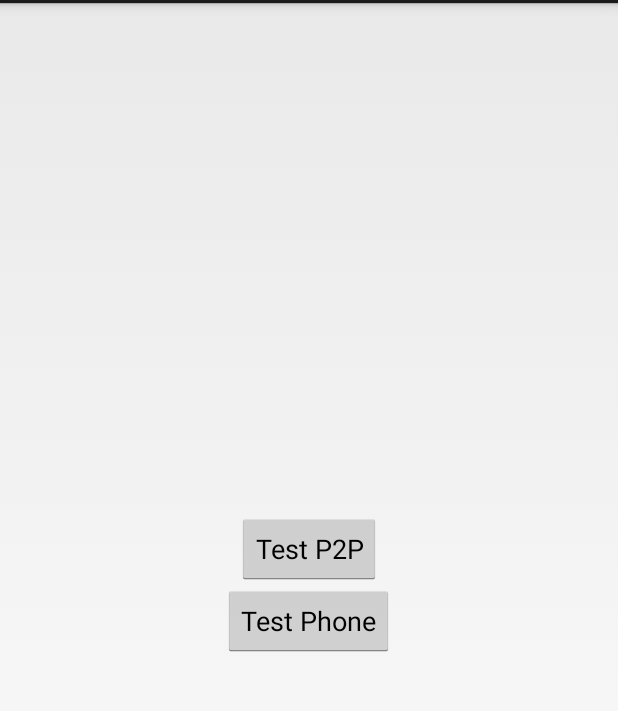
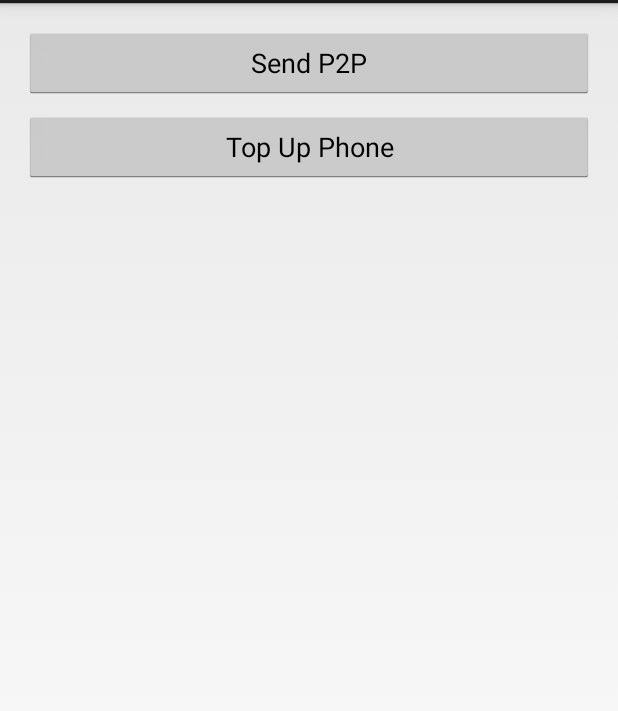
Before and after one commit to raqeta/yandex-money-sdk-android, an Android app: the screen it shows after launch (MainActivity), on a phone screen of 412 x 824 dp, the part 69-780 px from its top. Run offline under Robolectric (Android 15) with nearby library versions, the phone set to English and light mode, and no system bars.

Commit message:
Now you're able to send p2p to any user and top up any phone from sample app.

```diff
--- a/sample/src/main/AndroidManifest.xml
+++ b/sample/src/main/AndroidManifest.xml
@@ -9,6 +9,7 @@
         android:icon="@drawable/ic_launcher"
         android:label="@string/app_name"
         android:theme="@style/AppTheme" >
+
         <activity
             android:name="ru.yandex.money.android.sample.MainActivity"
             android:label="@string/app_name" >
@@ -18,6 +19,10 @@
                 <category android:name="android.intent.category.LAUNCHER" />
             </intent-filter>
         </activity>
+
+        <activity
+            android:name="ru.yandex.money.android.sample.PayActivity"/>
+
     </application>
 
 </manifest>
--- a/sample/src/main/java/ru/yandex/money/android/sample/MainActivity.java
+++ b/sample/src/main/java/ru/yandex/money/android/sample/MainActivity.java
@@ -5,37 +5,24 @@ import android.os.Bundle;
 import android.view.View;
 import android.widget.Button;
 
-import com.yandex.money.model.common.params.ParamsP2P;
-import com.yandex.money.model.common.params.ParamsPhone;
-
-import java.math.BigDecimal;
-
-import ru.yandex.money.android.PaymentActivity;
-
 public class MainActivity extends Activity {
-
-    private static final String CLIENT_ID = "[your_client_id]";
-
-    private static final int REQUEST_CODE = 101;
 
     @Override
     protected void onCreate(Bundle savedInstanceState) {
         super.onCreate(savedInstanceState);
         setContentView(R.layout.activity_main);
 
-        findButton(R.id.p2pTest).setOnClickListener(new View.OnClickListener() {
+        findButton(R.id.send_p2p).setOnClickListener(new View.OnClickListener() {
             @Override
             public void onClick(View v) {
-                PaymentActivity.startActivityForResult(MainActivity.this, CLIENT_ID,
-                        new ParamsP2P("41001901291751", new BigDecimal(2)), REQUEST_CODE);
+                PayActivity.startP2P(MainActivity.this);
             }
         });
 
-        findButton(R.id.phoneTest).setOnClickListener(new View.OnClickListener() {
+        findButton(R.id.top_up_phone).setOnClickListener(new View.OnClickListener() {
             @Override
             public void onClick(View v) {
-                PaymentActivity.startActivityForResult(MainActivity.this, CLIENT_ID,
-                        new ParamsPhone("79213020052", new BigDecimal(2)), REQUEST_CODE);
+                PayActivity.startPhone(MainActivity.this);
             }
         });
     }
--- a/sample/src/main/res/layout/activity_main.xml
+++ b/sample/src/main/res/layout/activity_main.xml
@@ -3,20 +3,21 @@
     android:layout_width="match_parent"
     android:layout_height="match_parent"
     android:orientation="vertical"
-    android:gravity="center"
+    android:padding="16dp"
     tools:context="ru.yandex.money.android.sample.MainActivity"
     tools:ignore="MergeRootFrame">
 
     <Button
-        android:id="@+id/p2pTest"
-        android:layout_width="wrap_content"
+        android:id="@+id/send_p2p"
+        android:layout_width="match_parent"
         android:layout_height="wrap_content"
-        android:text="@string/test_p2p"/>
+        android:text="@string/activity_main_send_p2p"/>
 
     <Button
-        android:id="@+id/phoneTest"
-        android:layout_width="wrap_content"
+        android:id="@+id/top_up_phone"
+        android:layout_width="match_parent"
         android:layout_height="wrap_content"
-        android:text="@string/test_phone"/>
+        android:layout_marginTop="@dimen/layout_widget_spacing"
+        android:text="@string/activity_main_top_up_phone"/>
 
 </LinearLayout>
--- /dev/null
+++ b/sample/src/main/res/values/dimens.xml
@@ -0,0 +1,5 @@
+<?xml version="1.0" encoding="utf-8"?>
+<resources>
+    <dimen name="activity_layout_padding">16dp</dimen>
+    <dimen name="layout_widget_spacing">8dp</dimen>
+</resources>
--- a/sample/src/main/res/values/strings.xml
+++ b/sample/src/main/res/values/strings.xml
@@ -2,7 +2,16 @@
 <resources>
 
     <string name="app_name">Sample app</string>
-    <string name="test_p2p">Test P2P</string>
-    <string name="test_phone">Test Phone</string>
+
+    <!-- Main Activity -->
+    <string name="activity_main_send_p2p">Send P2P</string>
+    <string name="activity_main_top_up_phone">Top Up Phone</string>
+
+    <!-- Pay Activity -->
+    <string name="activity_pay_account_hint">4100 0123 4567 890</string>
+    <string name="activity_pay_phone_hint">+7 (912) 123&#8211;45&#8211;67</string>
+    <string name="activity_pay_amount_hint">100.00</string>
+    <string name="activity_pay_proceed">Proceed</string>
+    <string name="activity_pay_toast">All fields are required.</string>
 
 </resources>
```
Also changed, not shown: sample/src/main/java/ru/yandex/money/android/sample/PayActivity.java (added, +117 -0 lines), sample/src/main/res/layout/activity_pay.xml (added, +34 -0 lines).
